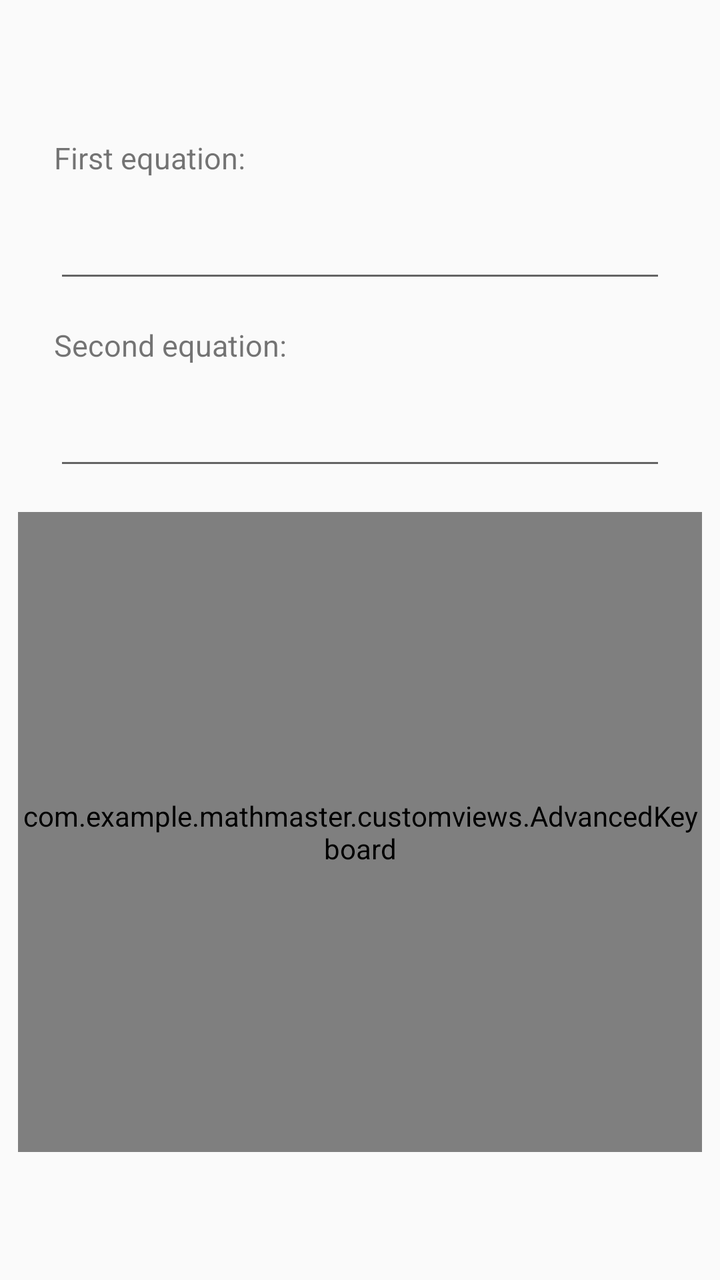
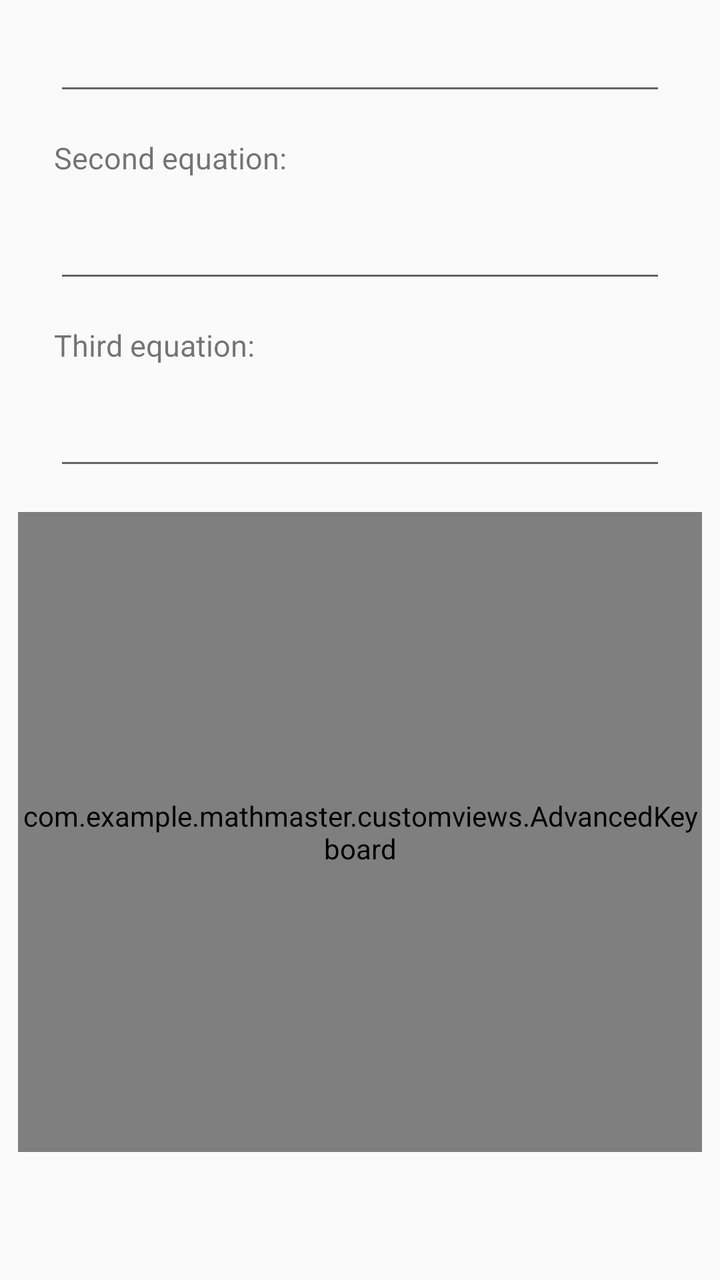

Two renders of the same Android screen: before a commit and after it. Below are the layout's source before the change and the commit's diff.
<!-- AndroidManifest.xml: application theme Theme.MathMaster -->
<!-- res/layout/unknownscalculator_activity.xml -->
<?xml version="1.0" encoding="utf-8"?>
<androidx.constraintlayout.widget.ConstraintLayout xmlns:android="http://schemas.android.com/apk/res/android"
    xmlns:app="http://schemas.android.com/apk/res-auto"
    android:layout_width="match_parent"
    android:layout_height="match_parent">

    <TextView
        android:id="@+id/FirstEquationLabel"
        android:layout_width="0dp"
        android:layout_height="wrap_content"
        android:text="@string/FirstEquation"
        android:textSize="15sp"
        android:maxLength="45"
        android:gravity="start"
        android:focusable="false"
        app:layout_constraintBottom_toTopOf="@+id/FirstEquation"
        app:layout_constraintEnd_toEndOf="parent"
        app:layout_constraintStart_toStartOf="parent"
        app:layout_constraintWidth_percent="0.85">
    </TextView>

    <EditText
        android:id="@+id/FirstEquation"
        android:layout_width="0dp"
        android:layout_height="wrap_content"
        android:layout_marginBottom="16dp"
        android:text=""
        android:textSize="30sp"
        android:maxLength="45"
        android:inputType="text"
        android:cursorVisible="false"
        android:focusable="false"
        android:textAlignment="center"
        app:layout_constraintBottom_toTopOf="@+id/SecondEquationLabel"
        app:layout_constraintEnd_toEndOf="parent"
        app:layout_constraintStart_toStartOf="parent"
        app:layout_constraintWidth_percent="0.85" />

    <TextView
        android:id="@+id/SecondEquationLabel"
        android:layout_width="0dp"
        android:layout_height="wrap_content"
        android:text="@string/SecondEquation"
        android:textSize="15sp"
        android:maxLength="45"
        android:gravity="start"
        android:focusable="false"
        app:layout_constraintBottom_toTopOf="@+id/SecondEquation"
        app:layout_constraintEnd_toEndOf="parent"
        app:layout_constraintStart_toStartOf="parent"
        app:layout_constraintWidth_percent="0.85">
    </TextView>

    <EditText
        android:id="@+id/SecondEquation"
        android:layout_width="0dp"
        android:layout_height="wrap_content"
        android:layout_marginBottom="16dp"
        android:text=""
        android:textSize="30sp"
        android:maxLength="45"
        android:inputType="text"
        android:textAlignment="center"
        android:cursorVisible="false"
        android:focusable="false"
        app:layout_constraintBottom_toTopOf="@+id/Keyboard"
        app:layout_constraintEnd_toEndOf="parent"
        app:layout_constraintStart_toStartOf="parent"
        app:layout_constraintWidth_percent="0.85" />

    <com.example.mathmaster.customviews.AdvancedKeyboard
        android:id="@+id/Keyboard"
        android:layout_width="0dp"
        android:layout_height="0dp"
        android:layout_marginBottom="64dp"
        app:layout_constraintBottom_toBottomOf="parent"
        app:layout_constraintEnd_toEndOf="parent"
        app:layout_constraintHeight_percent="0.5"
        app:layout_constraintStart_toStartOf="parent"
        app:layout_constraintWidth_percent="0.95" />

    <TextView
        android:id="@+id/Blank"
        android:layout_width="0dp"
        android:layout_height="0dp"
        app:layout_constraintBottom_toBottomOf="parent"
        app:layout_constraintEnd_toEndOf="parent"
        app:layout_constraintStart_toStartOf="parent" />

</androidx.constraintlayout.widget.ConstraintLayout>
<!-- resources referenced by this layout -->
<resources>
  <string name="FirstEquation" translatable="false">First equation:</string>
  <string name="SecondEquation" translatable="false">Second equation:</string>
  <style name="Theme.MathMaster" parent="android:Theme.Material.Light.NoActionBar.Fullscreen" />
</resources>

<!-- the commit's change to res/layout/unknownscalculator_activity.xml (unified diff, before → after) -->
@@ -63,6 +63,38 @@
         android:textAlignment="center"
         android:cursorVisible="false"
         android:focusable="false"
+        app:layout_constraintBottom_toTopOf="@+id/ThirdEquationLabel"
+        app:layout_constraintEnd_toEndOf="parent"
+        app:layout_constraintStart_toStartOf="parent"
+        app:layout_constraintWidth_percent="0.85" />
+
+    <TextView
+        android:id="@+id/ThirdEquationLabel"
+        android:layout_width="0dp"
+        android:layout_height="wrap_content"
+        android:text="@string/ThirdEquation"
+        android:textSize="15sp"
+        android:maxLength="45"
+        android:gravity="start"
+        android:focusable="false"
+        app:layout_constraintBottom_toTopOf="@+id/ThirdEquation"
+        app:layout_constraintEnd_toEndOf="parent"
+        app:layout_constraintStart_toStartOf="parent"
+        app:layout_constraintWidth_percent="0.85">
+    </TextView>
+
+    <EditText
+        android:id="@+id/ThirdEquation"
+        android:layout_width="0dp"
+        android:layout_height="wrap_content"
+        android:layout_marginBottom="16dp"
+        android:text=""
+        android:textSize="30sp"
+        android:maxLength="45"
+        android:inputType="text"
+        android:cursorVisible="false"
+        android:focusable="false"
+        android:textAlignment="center"
         app:layout_constraintBottom_toTopOf="@+id/Keyboard"
         app:layout_constraintEnd_toEndOf="parent"
         app:layout_constraintStart_toStartOf="parent"
<!-- resource entries referenced after the edit -->
@@ -2,6 +2,7 @@
 <resources>
   <string name="FirstEquation" translatable="false">First equation:</string>
   <string name="SecondEquation" translatable="false">Second equation:</string>
+  <string name="ThirdEquation" translatable="false">Third equation:</string>
   <style name="Theme.MathMaster" parent="android:Theme.Material.Light.NoActionBar.Fullscreen" />
 </resources>
 
